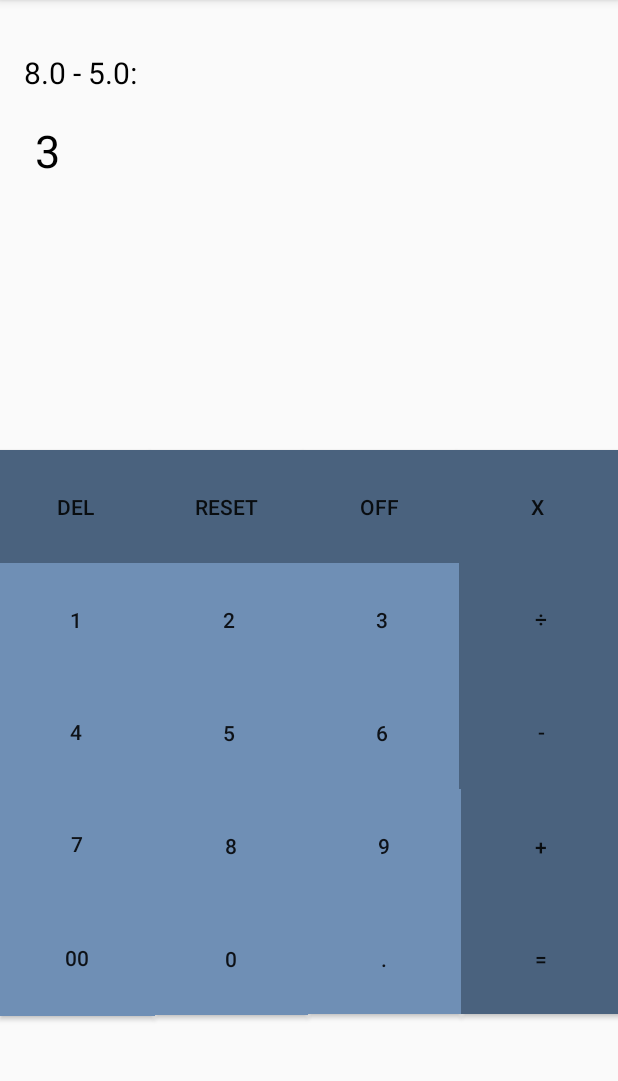
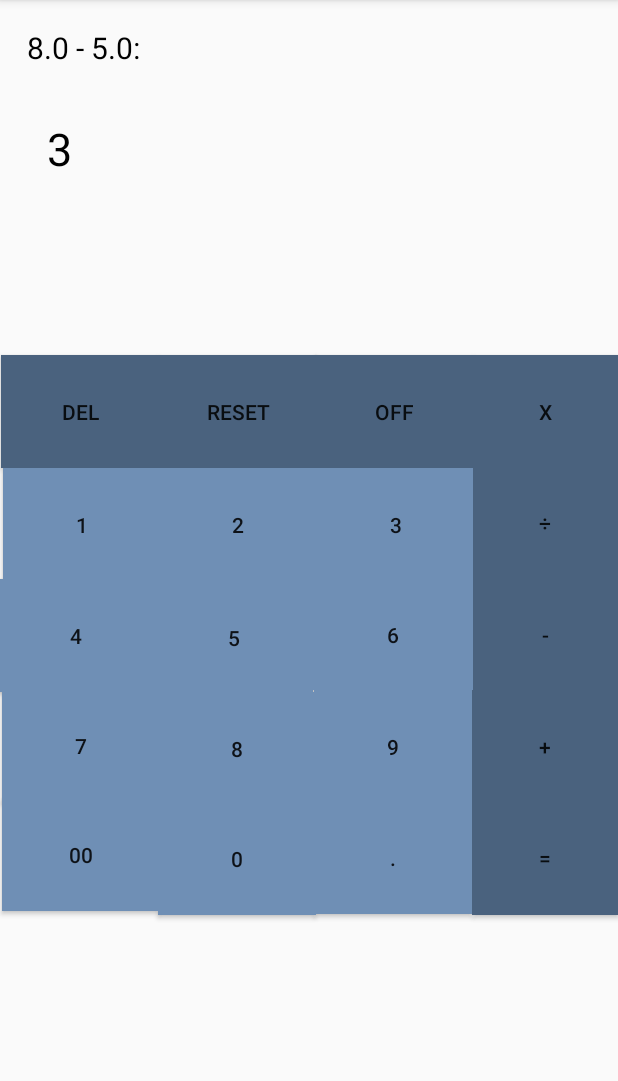
Before and after one commit to TahaMsv/Android-Internship-Talkademy-, an Android app: the screen it shows after launch (MainActivity), on a phone screen of 412 x 824 dp, the part 84-1165 px from its top. Run offline under Robolectric (Android 15) with nearby library versions, the phone set to English and light mode, and no system bars.

Commit message:
Relative implementation

```diff
--- a/Phase04/MyCalculator/app/src/main/java/com/example/mycalculator/MainActivity.java
+++ b/Phase04/MyCalculator/app/src/main/java/com/example/mycalculator/MainActivity.java
@@ -9,6 +9,6 @@ public class MainActivity extends AppCompatActivity {
     @Override
     protected void onCreate(Bundle savedInstanceState) {
         super.onCreate(savedInstanceState);
-        setContentView(R.layout.activity_main);
+        setContentView(R.layout.activity_main_relative);
     }
 }
--- a/Phase04/MyCalculator/app/src/main/res/layout/activity_main.xml
+++ b/Phase04/MyCalculator/app/src/main/res/layout/activity_main.xml
@@ -1,5 +1,5 @@
 <?xml version="1.0" encoding="utf-8"?>
-<androidx.constraintlayout.widget.ConstraintLayout xmlns:android="http://schemas.android.com/apk/res/android"
+<android.widget.RelativeLayout xmlns:android="http://schemas.android.com/apk/res/android"
     xmlns:app="http://schemas.android.com/apk/res-auto"
     xmlns:tools="http://schemas.android.com/tools"
     android:layout_width="match_parent"
@@ -32,15 +32,15 @@
         app:layout_constraintStart_toStartOf="@+id/textView2"
         app:layout_constraintTop_toBottomOf="@+id/textView2" />
 
-    <Button
-        android:id="@+id/buttonDEL"
-        android:layout_width="100dp"
-        android:layout_height="75dp"
-        android:layout_marginTop="176dp"
-        android:background="@color/darkBlue"
-        android:text="DEL"
-        app:layout_constraintStart_toStartOf="parent"
-        app:layout_constraintTop_toBottomOf="@+id/textView" />
+<!--    <Button-->
+<!--        android:id="@+id/buttonDEL"-->
+<!--        android:layout_width="100dp"-->
+<!--        android:layout_height="75dp"-->
+<!--        android:layout_marginTop="176dp"-->
+<!--        android:background="@color/darkBlue"-->
+<!--        android:text="DEL"-->
+<!--        app:layout_constraintStart_toStartOf="parent"-->
+<!--        app:layout_constraintTop_toBottomOf="@+id/textView" />-->
 
     <Button
         android:id="@+id/button1"
@@ -60,59 +60,67 @@
         app:layout_constraintStart_toEndOf="@+id/button4"
         app:layout_constraintTop_toBottomOf="@+id/button2" />
 
-    <Button
-        android:id="@+id/buttonOFF"
-        android:layout_width="102dp"
-        android:layout_height="75dp"
-        android:background="@color/darkBlue"
-        android:text="OFF"
-        app:layout_constraintStart_toEndOf="@+id/buttonRESET"
-        app:layout_constraintTop_toTopOf="@+id/buttonRESET" />
+<!--    <Button-->
+<!--        android:id="@+id/buttonOFF"-->
+<!--        android:layout_width="102dp"-->
+<!--        android:layout_height="75dp"-->
+<!--        android:background="@color/darkBlue"-->
+<!--        android:text="OFF"-->
+<!--        app:layout_constraintStart_toEndOf="@+id/buttonRESET"-->
+<!--        app:layout_constraintTop_toTopOf="@+id/buttonRESET" />-->
 
-    <Button
-        android:id="@+id/buttonEQ"
-        android:layout_width="107dp"
-        android:layout_height="73dp"
-        android:background="@color/darkBlue"
-        android:text="="
-        app:layout_constraintStart_toEndOf="@+id/button."
-        app:layout_constraintTop_toBottomOf="@+id/buttonPLUS" />
+<!--    <Button-->
+<!--        android:id="@+id/buttonEQ"-->
+<!--        android:layout_width="107dp"-->
+<!--        android:layout_height="73dp"-->
+<!--        android:background="@color/darkBlue"-->
+<!--        android:text="="-->
+<!--        app:layout_constraintStart_toEndOf="@+id/button."-->
+<!--        app:layout_constraintTop_toBottomOf="@+id/buttonPLUS" />-->
 
-    <Button
-        android:id="@+id/button0"
-        android:layout_width="102dp"
-        android:layout_height="75dp"
-        android:background="@color/lightBlue"
-        android:text="0"
-        app:layout_constraintStart_toEndOf="@+id/button00"
-        app:layout_constraintTop_toBottomOf="@+id/button8" />
+<!--    <Button-->
+<!--        android:id="@+id/button0"-->
+<!--        android:layout_width="102dp"-->
+<!--        android:layout_height="75dp"-->
+<!--        android:background="@color/lightBlue"-->
+<!--        android:text="0"-->
+<!--        app:layout_constraintStart_toEndOf="@+id/button00"-->
+<!--        app:layout_constraintTop_toBottomOf="@+id/button8" />-->
 
-    <Button
-        android:id="@+id/buttonX"
-        android:layout_width="108dp"
-        android:layout_height="76dp"
-        android:background="@color/darkBlue"
-        android:text="X"
-        app:layout_constraintStart_toEndOf="@+id/buttonOFF"
-        app:layout_constraintTop_toTopOf="@+id/buttonOFF" />
+<!--    <Button-->
+<!--        android:id="@+id/buttonX"-->
+<!--        android:layout_width="108dp"-->
+<!--        android:layout_height="76dp"-->
+<!--        android:background="@color/darkBlue"-->
+<!--        android:text="X"-->
+<!--        app:layout_constraintStart_toEndOf="@+id/buttonOFF"-->
+<!--        app:layout_constraintTop_toTopOf="@+id/buttonOFF" />-->
 
     <Button
         android:id="@+id/button7"
         android:layout_width="103dp"
         android:layout_height="75dp"
+        android:layout_alignTop="@+id/button8"
+        android:layout_marginTop="0dp"
+        android:layout_marginEnd="0dp"
+        android:layout_toStartOf="@+id/button8"
         android:background="@color/lightBlue"
         android:text="7"
         app:layout_constraintTop_toBottomOf="@+id/button4"
         tools:layout_editor_absoluteX="-3dp" />
 
-    <Button
-        android:id="@+id/button."
-        android:layout_width="102dp"
-        android:layout_height="74dp"
-        android:background="@color/lightBlue"
-        android:text="."
-        app:layout_constraintStart_toEndOf="@+id/button0"
-        app:layout_constraintTop_toBottomOf="@+id/button9" />
+<!--    <Button-->
+<!--        android:id="@+id/button."-->
+<!--        android:layout_width="102dp"-->
+<!--        android:layout_height="74dp"-->
+<!--        android:layout_below="@+id/button9"-->
+<!--        android:layout_alignEnd="@+id/button9"-->
+<!--        android:layout_marginTop="-1dp"-->
+<!--        android:layout_marginEnd="0dp"-->
+<!--        android:background="@color/lightBlue"-->
+<!--        android:text="."-->
+<!--        app:layout_constraintStart_toEndOf="@+id/button0"-->
+<!--        app:layout_constraintTop_toBottomOf="@+id/button9" />-->
 
     <Button
         android:id="@+id/button6"
@@ -123,41 +131,77 @@
         app:layout_constraintStart_toEndOf="@+id/button5"
         app:layout_constraintTop_toBottomOf="@+id/button3" />
 
-    <Button
-        android:id="@+id/buttonDIVIDE"
-        android:layout_width="109dp"
-        android:layout_height="73dp"
-        android:background="@color/darkBlue"
-        android:text="÷"
-        app:layout_constraintStart_toEndOf="@+id/button3"
-        app:layout_constraintTop_toBottomOf="@+id/buttonX" />
+<!--    <Button-->
+<!--        android:id="@+id/buttonDIVIDE"-->
+<!--        android:layout_width="109dp"-->
+<!--        android:layout_height="73dp"-->
+<!--        android:layout_alignTop="@+id/button3"-->
+<!--        android:layout_marginStart="-261dp"-->
+<!--        android:layout_marginTop="-364dp"-->
+<!--        android:layout_toEndOf="@+id/button3"-->
+<!--        android:background="@color/darkBlue"-->
+<!--        android:text="÷" />-->
 
-    <Button
-        android:id="@+id/buttonMINUS"
-        android:layout_width="109dp"
-        android:layout_height="77dp"
-        android:background="@color/darkBlue"
-        android:text="-"
-        app:layout_constraintStart_toEndOf="@+id/button6"
-        app:layout_constraintTop_toBottomOf="@+id/buttonDIVIDE" />
+<!--    <Button-->
+<!--        android:id="@+id/buttonMINUS"-->
+<!--        android:layout_width="109dp"-->
+<!--        android:layout_height="77dp"-->
+<!--        android:layout_below="@+id/buttonDIVIDE"-->
+<!--        android:layout_alignEnd="@+id/buttonDIVIDE"-->
+<!--        android:layout_marginTop="0dp"-->
+<!--        android:layout_marginEnd="1dp"-->
+<!--        android:background="@color/darkBlue"-->
+<!--        android:text="-"-->
+<!--        app:layout_constraintStart_toEndOf="@+id/button6"-->
+<!--        app:layout_constraintTop_toBottomOf="@+id/buttonDIVIDE" />-->
 
     <Button
         android:id="@+id/button4"
         android:layout_width="102dp"
         android:layout_height="74dp"
+        android:layout_marginEnd="0dp"
         android:background="@color/lightBlue"
         android:text="4"
         app:layout_constraintTop_toBottomOf="@+id/button1"
         tools:layout_editor_absoluteX="-2dp" />
 
-    <Button
-        android:id="@+id/buttonPLUS"
-        android:layout_width="107dp"
-        android:layout_height="76dp"
-        android:background="@color/darkBlue"
-        android:text="+"
-        app:layout_constraintStart_toEndOf="@+id/button9"
-        app:layout_constraintTop_toBottomOf="@+id/buttonMINUS" />
+<!--    <Button-->
+<!--        android:id="@+id/buttonPLUS"-->
+<!--        android:layout_width="109dp"-->
+<!--        android:layout_height="73dp"-->
+<!--        android:layout_below="@+id/buttonMINUS"-->
+<!--        android:layout_alignEnd="@+id/buttonMINUS"-->
+<!--        android:layout_marginTop="-3dp"-->
+<!--        android:layout_marginEnd="-1dp"-->
+<!--        android:layout_marginBottom="-1dp"-->
+<!--        android:background="@color/darkBlue"-->
+<!--        android:text="+"-->
+<!--        app:layout_constraintStart_toEndOf="@+id/button9"-->
+<!--        app:layout_constraintTop_toBottomOf="@+id/buttonMINUS" />-->
+
+    <!--    <Button-->
+<!--        android:id="@+id/button00"-->
+<!--        android:layout_width="103dp"-->
+<!--        android:layout_height="77dp"-->
+<!--        android:layout_below="@+id/button9"-->
+<!--        android:layout_marginTop="11dp"-->
+<!--        android:background="@color/lightBlue"-->
+<!--        android:text="00"-->
+<!--        app:layout_constraintTop_toBottomOf="@+id/button7"-->
+<!--        tools:layout_editor_absoluteX="-3dp" />-->
+
+<!--    <Button-->
+<!--        android:id="@+id/buttonRESET"-->
+<!--        android:layout_width="102dp"-->
+<!--        android:layout_height="75dp"-->
+<!--        android:layout_alignTop="@+id/buttonDEL"-->
+<!--        android:layout_marginStart="0dp"-->
+<!--        android:layout_marginTop="1dp"-->
+<!--        android:layout_toEndOf="@+id/buttonDEL"-->
+<!--        android:background="@color/darkBlue"-->
+<!--        android:text="RESET"-->
+<!--        app:layout_constraintStart_toEndOf="@+id/buttonDEL"-->
+<!--        app:layout_constraintTop_toTopOf="@+id/buttonDEL" />-->
 
     <Button
         android:id="@+id/button8"
@@ -167,24 +211,6 @@
         android:text="8"
         app:layout_constraintStart_toEndOf="@+id/button7"
         app:layout_constraintTop_toBottomOf="@+id/button5" />
-
-    <Button
-        android:id="@+id/button00"
-        android:layout_width="103dp"
-        android:layout_height="77dp"
-        android:background="@color/lightBlue"
-        android:text="00"
-        app:layout_constraintTop_toBottomOf="@+id/button7"
-        tools:layout_editor_absoluteX="-3dp" />
-
-    <Button
-        android:id="@+id/buttonRESET"
-        android:layout_width="102dp"
-        android:layout_height="75dp"
-        android:background="@color/darkBlue"
-        android:text="RESET"
-        app:layout_constraintStart_toEndOf="@+id/buttonDEL"
-        app:layout_constraintTop_toTopOf="@+id/buttonDEL" />
 
     <Button
         android:id="@+id/button2"
@@ -214,4 +240,4 @@
         app:layout_constraintTop_toBottomOf="@+id/buttonOFF" />
 
 
-</androidx.constraintlayout.widget.ConstraintLayout>
+</android.widget.RelativeLayout>
--- /dev/null
+++ b/Phase04/MyCalculator/app/src/main/res/layout/activity_main_linear.xml
@@ -0,0 +1,8 @@
+<?xml version="1.0" encoding="utf-8"?>
+<androidx.appcompat.widget.LinearLayoutCompat
+    xmlns:android="http://schemas.android.com/apk/res/android" android:layout_width="match_parent"
+    android:layout_height="match_parent">
+
+
+
+</androidx.appcompat.widget.LinearLayoutCompat>
--- /dev/null
+++ b/Phase04/MyCalculator/app/src/main/res/layout/activity_main_relative.xml
@@ -0,0 +1,259 @@
+<?xml version="1.0" encoding="utf-8"?>
+<android.widget.RelativeLayout xmlns:android="http://schemas.android.com/apk/res/android"
+    android:layout_width="match_parent"
+    android:layout_height="match_parent">
+
+    <TextView
+        android:id="@+id/textView2"
+        android:layout_width="156dp"
+        android:layout_height="45dp"
+        android:layout_alignParentStart="true"
+        android:layout_alignParentTop="true"
+        android:layout_alignParentEnd="true"
+        android:layout_marginStart="18dp"
+        android:layout_marginTop="18dp"
+        android:layout_marginEnd="276dp"
+        android:text="8.0 - 5.0:"
+        android:textColor="#000000"
+        android:textSize="20sp" />
+
+    <Button
+        android:id="@+id/buttonDEL"
+        android:layout_width="105dp"
+        android:layout_height="75dp"
+        android:layout_below="@+id/textView"
+        android:layout_alignStart="@+id/textView2"
+        android:layout_marginStart="-17dp"
+        android:layout_marginTop="114dp"
+        android:background="@color/darkBlue"
+        android:text="DEL" />
+
+    <Button
+        android:id="@+id/buttonRESET"
+        android:layout_width="105dp"
+        android:layout_height="75dp"
+        android:layout_alignTop="@+id/buttonDEL"
+        android:layout_marginStart="0dp"
+        android:layout_marginTop="0dp"
+        android:layout_toEndOf="@+id/buttonDEL"
+        android:background="@color/darkBlue"
+        android:text="RESET" />
+
+    <Button
+        android:id="@+id/buttonOFF"
+        android:layout_width="105dp"
+        android:layout_height="75dp"
+        android:layout_alignTop="@+id/buttonRESET"
+        android:layout_alignBottom="@+id/buttonOFF"
+        android:layout_marginStart="-1dp"
+        android:layout_marginTop="0dp"
+        android:layout_marginBottom="0dp"
+        android:layout_toEndOf="@+id/buttonRESET"
+        android:background="@color/darkBlue"
+        android:text="OFF" />
+
+    <Button
+        android:id="@+id/buttonX"
+        android:layout_width="105dp"
+        android:layout_height="75dp"
+        android:layout_alignTop="@+id/buttonOFF"
+        android:layout_marginStart="0dp"
+        android:layout_marginTop="0dp"
+        android:layout_toEndOf="@+id/buttonOFF"
+        android:background="@color/darkBlue"
+        android:text="X" />
+
+    <Button
+        android:id="@+id/button1"
+        android:layout_width="105dp"
+        android:layout_height="75dp"
+        android:layout_below="@+id/buttonDEL"
+        android:layout_alignStart="@+id/buttonDEL"
+        android:layout_marginStart="1dp"
+        android:layout_marginTop="0dp"
+        android:background="@color/lightBlue"
+        android:text="1" />
+
+    <Button
+        android:id="@+id/button2"
+        android:layout_width="105dp"
+        android:layout_height="75dp"
+        android:layout_below="@+id/buttonRESET"
+        android:layout_marginStart="-1dp"
+        android:layout_marginTop="0dp"
+        android:layout_toEndOf="@+id/button1"
+        android:background="@color/lightBlue"
+        android:text="2" />
+
+    <Button
+        android:id="@+id/button3"
+        android:layout_width="105dp"
+        android:layout_height="75dp"
+        android:layout_below="@+id/buttonOFF"
+        android:layout_marginStart="0dp"
+        android:layout_marginTop="0dp"
+        android:layout_toEndOf="@+id/button2"
+        android:background="@color/lightBlue"
+        android:text="3" />
+
+
+    <Button
+        android:id="@+id/button4"
+        android:layout_width="105dp"
+        android:layout_height="75dp"
+        android:layout_below="@+id/button1"
+        android:layout_alignParentStart="true"
+        android:layout_marginStart="-2dp"
+        android:layout_marginTop="-1dp"
+        android:layout_marginEnd="0dp"
+        android:background="@color/lightBlue"
+        android:text="4" />
+
+    <Button
+        android:id="@+id/button5"
+        android:layout_width="105dp"
+        android:layout_height="75dp"
+        android:layout_below="@+id/button2"
+        android:layout_marginStart="0dp"
+        android:layout_marginTop="0dp"
+        android:layout_toEndOf="@+id/button4"
+        android:background="@color/lightBlue"
+        android:text="5" />
+
+    <Button
+        android:id="@+id/button6"
+        android:layout_width="110dp"
+        android:layout_height="74dp"
+        android:layout_below="@+id/button3"
+        android:layout_marginStart="-1dp"
+        android:layout_marginTop="-1dp"
+        android:layout_toEndOf="@+id/button5"
+        android:background="@color/lightBlue"
+        android:text="6" />
+
+    <Button
+        android:id="@+id/button7"
+        android:layout_width="105dp"
+        android:layout_height="75dp"
+        android:layout_below="@+id/button4"
+        android:layout_alignParentStart="true"
+        android:layout_marginStart="1dp"
+        android:layout_marginTop="-2dp"
+        android:background="@color/lightBlue"
+        android:text="7" />
+
+    <Button
+        android:id="@+id/button8"
+        android:layout_width="105dp"
+        android:layout_height="75dp"
+        android:layout_below="@+id/button5"
+        android:layout_marginStart="-1dp"
+        android:layout_marginTop="-1dp"
+        android:layout_toEndOf="@+id/button7"
+        android:background="@color/lightBlue"
+        android:text="8" />
+
+
+    <Button
+        android:id="@+id/button9"
+        android:layout_width="105dp"
+        android:layout_height="75dp"
+        android:layout_below="@+id/button6"
+        android:layout_marginStart="-1dp"
+        android:layout_marginTop="0dp"
+        android:layout_toEndOf="@+id/button8"
+        android:background="@color/lightBlue"
+        android:text="9" />
+
+    <Button
+        android:id="@+id/button00"
+        android:layout_width="105dp"
+        android:layout_height="75dp"
+        android:layout_below="@+id/button9"
+        android:layout_alignStart="@+id/button7"
+        android:layout_marginStart="0dp"
+        android:layout_marginTop="-3dp"
+        android:background="@color/lightBlue"
+        android:text="00" />
+
+    <Button
+        android:id="@+id/buttonDIVIDE"
+        android:layout_width="105dp"
+        android:layout_height="75dp"
+        android:layout_below="@+id/buttonX"
+        android:layout_marginStart="-1dp"
+        android:layout_marginTop="-1dp"
+        android:layout_toEndOf="@+id/button3"
+        android:background="@color/darkBlue"
+        android:text="÷" />
+
+    <Button
+        android:id="@+id/button0"
+        android:layout_width="105dp"
+        android:layout_height="75dp"
+        android:layout_below="@+id/button8"
+        android:layout_marginStart="-1dp"
+        android:layout_marginTop="-2dp"
+        android:layout_toEndOf="@+id/button00"
+        android:background="@color/lightBlue"
+        android:text="0" />
+
+    <Button
+        android:id="@+id/button."
+        android:layout_width="105dp"
+        android:layout_height="75dp"
+        android:layout_below="@+id/button9"
+        android:layout_marginStart="-1dp"
+        android:layout_marginTop="-1dp"
+        android:layout_toEndOf="@+id/button0"
+        android:background="@color/lightBlue"
+        android:text="." />
+
+    <TextView
+        android:id="@+id/textView"
+        android:layout_width="68dp"
+        android:layout_height="44dp"
+        android:layout_below="@+id/textView2"
+        android:layout_alignStart="@+id/textView2"
+        android:layout_marginStart="13dp"
+        android:layout_marginTop="15dp"
+        android:text="3"
+        android:textColor="#000000"
+        android:textSize="30sp" />
+
+    <Button
+        android:id="@+id/buttonMINUS"
+        android:layout_width="107dp"
+        android:layout_height="74dp"
+        android:layout_below="@+id/buttonDIVIDE"
+        android:layout_marginStart="-2dp"
+        android:layout_marginTop="0dp"
+        android:layout_toEndOf="@+id/button6"
+        android:background="@color/darkBlue"
+        android:text="-" />
+
+    <Button
+        android:id="@+id/buttonPLUS"
+        android:layout_width="105dp"
+        android:layout_height="75dp"
+        android:layout_below="@+id/buttonMINUS"
+        android:layout_marginStart="0dp"
+        android:layout_marginTop="0dp"
+        android:layout_marginBottom="-1dp"
+        android:layout_toEndOf="@+id/button9"
+        android:background="@color/darkBlue"
+        android:text="+" />
+
+    <Button
+        android:id="@+id/buttonEQ"
+        android:layout_width="106dp"
+        android:layout_height="76dp"
+        android:layout_below="@+id/buttonPLUS"
+        android:layout_marginStart="0dp"
+        android:layout_marginTop="0dp"
+        android:layout_toEndOf="@+id/button."
+        android:background="@color/darkBlue"
+        android:text="=" />
+
+
+</android.widget.RelativeLayout>
```
